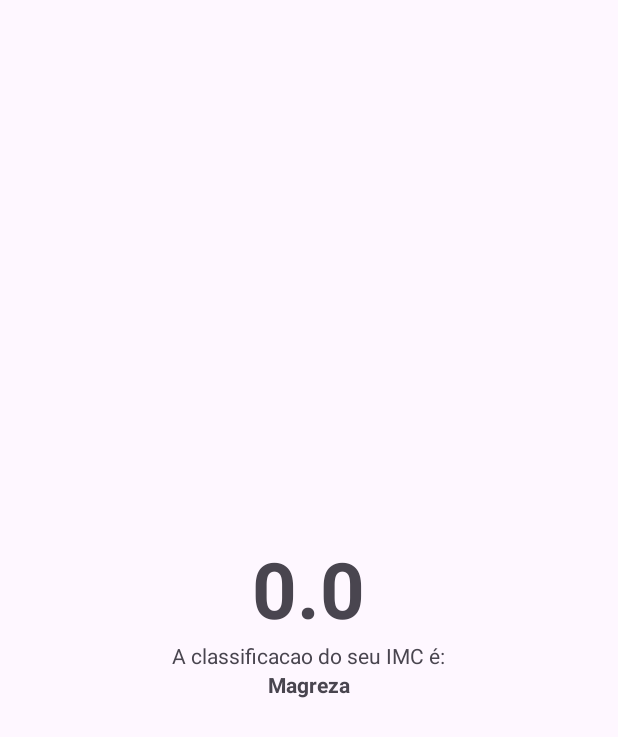
After one commit to luricodes/calculadoraIMC, an Android app: the ResultActivity screen opened directly, with no data from a screen before it, on a phone screen of 412 x 824 dp. The commit adds this screen. Shown: the top 737 px of the screen. Run offline under Robolectric (Android 15) with nearby library versions, the phone set to English and light mode, and no system bars.

Commit message:
Resultactivity criada

```diff
--- a/app/build.gradle.kts
+++ b/app/build.gradle.kts
@@ -41,6 +41,7 @@ dependencies {
     implementation("androidx.appcompat:appcompat:1.6.1")
     implementation("com.google.android.material:material:1.10.0")
     implementation("androidx.constraintlayout:constraintlayout:2.1.4")
+    implementation("androidx.activity:activity:1.8.0")
     testImplementation("junit:junit:4.13.2")
     androidTestImplementation("androidx.test.ext:junit:1.1.5")
     androidTestImplementation("androidx.test.espresso:espresso-core:3.5.1")
--- a/app/src/main/AndroidManifest.xml
+++ b/app/src/main/AndroidManifest.xml
@@ -13,6 +13,9 @@
         android:theme="@style/Theme.Calculadoraimc"
         tools:targetApi="31">
         <activity
+            android:name=".ResultActivity"
+            android:exported="false" />
+        <activity
             android:name=".MainActivity"
             android:exported="true">
             <intent-filter>
--- a/app/src/main/java/com/comunidadedevspace/imc/MainActivity.kt
+++ b/app/src/main/java/com/comunidadedevspace/imc/MainActivity.kt
@@ -1,5 +1,6 @@
 package com.comunidadedevspace.imc
 
+import android.content.Intent
 import androidx.appcompat.app.AppCompatActivity
 import android.os.Bundle
 import android.widget.Button
@@ -42,6 +43,15 @@ class MainActivity : AppCompatActivity() {
                 val altura = alturaStr.toFloat()
                 val alturaQ2 = altura * altura
                 val resultado = peso / alturaQ2
+
+                //Navegar para a proxima tela
+                // Criar o layout da proxima tela
+                // Passar dados (resultado) para a proxima tela
+
+                // Intent - Classe do proprio android
+                val intent = Intent (this, ResultActivity::class.java)
+                intent.putExtra(key_result_imc, resultado)
+                startActivity(intent)
                 println(resultado)
             }
 
--- /dev/null
+++ b/app/src/main/java/com/comunidadedevspace/imc/ResultActivity.kt
@@ -0,0 +1,45 @@
+package com.comunidadedevspace.imc
+
+import android.os.Bundle
+import android.widget.TextView
+import androidx.activity.enableEdgeToEdge
+import androidx.appcompat.app.AppCompatActivity
+import androidx.core.view.ViewCompat
+import androidx.core.view.WindowInsetsCompat
+
+const val key_result_imc = "ResultActivity.key_imc"
+
+class ResultActivity : AppCompatActivity() {
+    override fun onCreate(savedInstanceState: Bundle?) {
+        super.onCreate(savedInstanceState)
+        enableEdgeToEdge()
+        setContentView(R.layout.activity_result)
+        ViewCompat.setOnApplyWindowInsetsListener(findViewById(R.id.main)) { v, insets ->
+            val systemBars = insets.getInsets(WindowInsetsCompat.Type.systemBars())
+            v.setPadding(systemBars.left, systemBars.top, systemBars.right, systemBars.bottom)
+            insets
+        }
+        val result = intent.getFloatExtra(key_result_imc, 0f)
+        val tvResult = findViewById<TextView>(R.id.tv_result)
+        val tvClassificacao = findViewById<TextView>(R.id.tv_classificacao)
+
+        tvResult.text = result.toString()
+
+        val classificacao: String = if (result <= 18.5){
+            "Magreza"
+        } else if (result > 18.5 && result <= 24.9){
+            "Normal"
+        } else if (result > 25 && result <= 29.9) {
+            "Sobrepeso"
+        } else if (result > 30 && result <= 39.9) {
+            "Obesidade"
+        } else {
+            "Obesidade Grave"
+        }
+
+        tvClassificacao.text = classificacao
+
+        println(result)
+
+    }
+}
--- /dev/null
+++ b/app/src/main/res/layout/activity_result.xml
@@ -0,0 +1,33 @@
+<?xml version="1.0" encoding="utf-8"?>
+<LinearLayout xmlns:android="http://schemas.android.com/apk/res/android"
+    xmlns:app="http://schemas.android.com/apk/res-auto"
+    xmlns:tools="http://schemas.android.com/tools"
+    android:id="@+id/main"
+    android:layout_width="match_parent"
+    android:layout_height="match_parent"
+    android:gravity="center"
+    android:orientation="vertical"
+    tools:context=".ResultActivity">
+
+    <TextView
+        android:id="@+id/tv_result"
+        android:textSize="52sp"
+        android:textStyle="bold"
+        android:maxLength="5"
+        android:layout_width="wrap_content"
+        android:layout_height="wrap_content"
+        tools:text="23.66" />
+
+    <TextView
+        android:id="@+id/tv_classificacao_lable"
+        android:layout_width="wrap_content"
+        android:layout_height="wrap_content"
+        android:text="A classificacao do seu IMC é:" />
+
+    <TextView
+        android:id="@+id/tv_classificacao"
+        android:layout_width="wrap_content"
+        android:layout_height="wrap_content"
+        android:textStyle="bold"
+        tools:text="Normal" />
+</LinearLayout>
```
